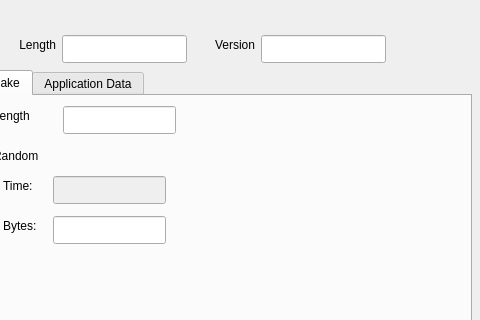
Qt form common/ssl.ui (karthikbhata97/ostinato) before a commit; both pictures show x 249 to 729 and y 0 to 320 of the 729 by 440 pixel window.
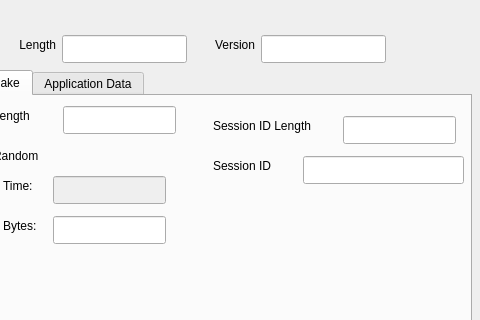
The same form after that commit.

Commit message: session id

Patch:
```diff
--- a/common/ssl.ui
+++ b/common/ssl.ui
@@ -409,6 +409,52 @@
       </property>
      </widget>
     </widget>
+    <widget class="QLineEdit" name="leSessionIDLen">
+     <property name="geometry">
+      <rect>
+       <x>580</x>
+       <y>20</y>
+       <width>113</width>
+       <height>28</height>
+      </rect>
+     </property>
+    </widget>
+    <widget class="QLineEdit" name="leSessionID">
+     <property name="geometry">
+      <rect>
+       <x>540</x>
+       <y>60</y>
+       <width>161</width>
+       <height>28</height>
+      </rect>
+     </property>
+    </widget>
+    <widget class="QLabel" name="label_11">
+     <property name="geometry">
+      <rect>
+       <x>450</x>
+       <y>20</y>
+       <width>121</width>
+       <height>20</height>
+      </rect>
+     </property>
+     <property name="text">
+      <string>Session ID Length</string>
+     </property>
+    </widget>
+    <widget class="QLabel" name="label_12">
+     <property name="geometry">
+      <rect>
+       <x>450</x>
+       <y>60</y>
+       <width>81</width>
+       <height>20</height>
+      </rect>
+     </property>
+     <property name="text">
+      <string>Session ID</string>
+     </property>
+    </widget>
    </widget>
    <widget class="QWidget" name="tabApplicationData">
     <attribute name="title">
```
The commit also changes 2 other files.
